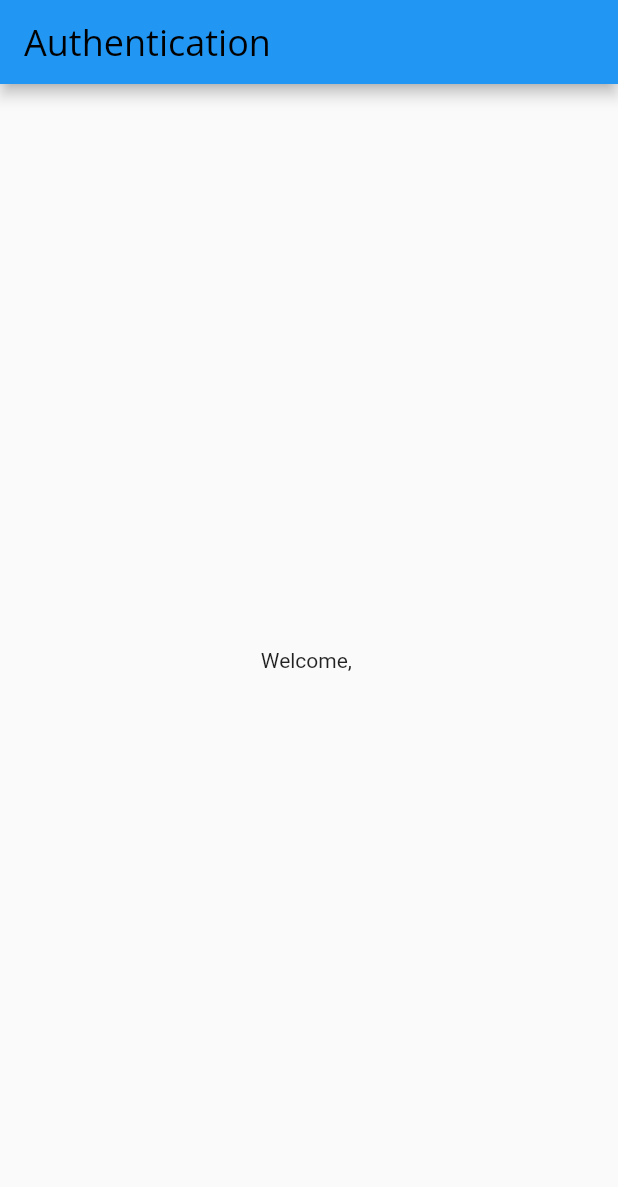
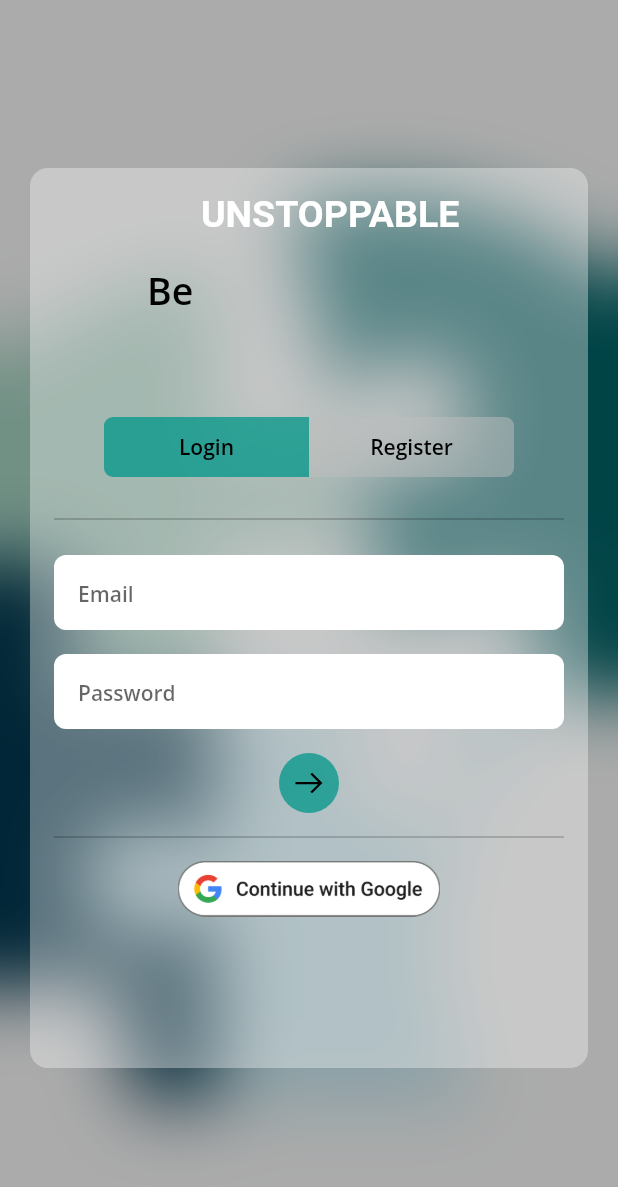
Before and after one commit to asifbabur/Advanced_Notes_App, a Flutter app: the AuthPage screen opened by its route, on a phone screen of 412 x 824 dp. Shown: the top 1187 px of the screen. Run offline on Flutter 3.47's test engine with Material 3 defaults, Android fonts, the phone set to English and light mode, and no system bars; drawn by our look-alikes of animated_text_kit, flutter_platform_widgets; our stand-ins replace cloud_firestore, firebase_analytics, firebase_auth, firebase_core, flutter_riverpod, freezed_annotation and 9 more; accounts and stored records are empty; generated files the repository leaves out were written again.

Commit message:
Add new image asset and update dependencies; refactor widget imports and enhance MyTextFormField styling

```diff
--- a/lib/common/my_textformfield.dart
+++ b/lib/common/my_textformfield.dart
@@ -33,8 +33,13 @@ class MyTextFormField extends StatelessWidget {
       maxLines: maxLines,
       style: GoogleFonts.openSans(fontSize: 16, color: Colors.black),
       decoration: InputDecoration(
+        fillColor: Colors.white,
+        filled: true,
         hintText: hintText,
-        hintStyle: GoogleFonts.openSans(fontSize: 14, color: Colors.grey[600]),
+        hintStyle: GoogleFonts.openSans(
+          fontSize: 14,
+          fontWeight: FontWeight.w600,
+        ),
         prefixIcon:
             prefixIcon != null ? Icon(prefixIcon, color: Colors.grey) : null,
         contentPadding: const EdgeInsets.symmetric(
@@ -43,15 +48,16 @@ class MyTextFormField extends StatelessWidget {
         ),
         border: OutlineInputBorder(
           borderRadius: BorderRadius.circular(8),
-          borderSide: const BorderSide(color: Colors.grey),
+          // borderSide: const BorderSide(color: Colors.grey),
         ),
         enabledBorder: OutlineInputBorder(
           borderRadius: BorderRadius.circular(8),
-          borderSide: const BorderSide(color: Colors.grey),
+          borderSide: BorderSide.none,
+          // borderSide: const BorderSide(color: Colors.grey),
         ),
         focusedBorder: OutlineInputBorder(
           borderRadius: BorderRadius.circular(8),
-          borderSide: const BorderSide(color: Colors.blue),
+          borderSide: const BorderSide(color: Colors.black),
         ),
         errorBorder: OutlineInputBorder(
           borderRadius: BorderRadius.circular(8),
--- a/lib/feautures/auth/presentation/pages/auth_page.dart
+++ b/lib/feautures/auth/presentation/pages/auth_page.dart
@@ -1,9 +1,15 @@
+import 'dart:async';
+import 'dart:ui';
+import 'package:animated_text_kit/animated_text_kit.dart';
+
 import 'package:firebase_analytics/firebase_analytics.dart';
 import 'package:flutter/material.dart';
 import 'package:flutter_riverpod/flutter_riverpod.dart';
+import 'package:google_fonts/google_fonts.dart';
 import 'package:my_notes_flutter/common/my_button.dart';
 import 'package:my_notes_flutter/common/my_text.dart';
 import 'package:my_notes_flutter/common/my_textformfield.dart';
+import 'package:line_icons/line_icons.dart';
 import 'package:my_notes_flutter/core/constants.dart';
 import '../providers/auth_provider.dart';
 
@@ -16,114 +22,176 @@ class AuthPage extends ConsumerStatefulWidget {
   _AuthPageState createState() => _AuthPageState();
 }
 
-class _AuthPageState extends ConsumerState<AuthPage> {
+class _AuthPageState extends ConsumerState<AuthPage>
+    with SingleTickerProviderStateMixin {
   bool isLogin = true;
+  bool isLoading = false;
+
   @override
   void initState() {
-    // TODO: implement initState
     super.initState();
-
     FirebaseAnalytics.instance.logScreenView(screenName: 'Auth Page!');
   }
 
   @override
   Widget build(BuildContext context) {
-    final authStateAsync = ref.watch(authStateProvider);
-
     return Scaffold(
-      appBar: AppBar(title: const MyText('Authentication', fontSize: 24)),
-      body: authStateAsync.when(
-        data: (user) {
-          if (user != null) {
-            return Center(child: Text('Welcome, ${user.displayName}'));
-          } else {
-            return isLogin
-                ? _buildLoginForm(context, ref)
-                : _buildRegisterForm(context, ref);
-          }
-        },
-        loading: () => const Center(child: CircularProgressIndicator()),
-        error: (e, stack) => Center(child: Text('Error: $e')),
+      body: Stack(
+        children: [
+          Positioned.fill(
+            child: Container(
+              decoration: BoxDecoration(
+                image: DecorationImage(
+                  image: AssetImage('assets/images/notes_2.jpeg'),
+                  fit: BoxFit.cover,
                 ),
-    );
-  }
-
-  Widget _buildLoginForm(BuildContext context, WidgetRef ref) {
-    final emailController = TextEditingController();
-    final passwordController = TextEditingController();
-    return Padding(
-      padding: const EdgeInsets.all(16.0),
+              ),
+              child: BackdropFilter(
+                blendMode: BlendMode.srcIn,
+                filter: ImageFilter.blur(sigmaX: 25, sigmaY: 25),
+                child: Container(
+                  decoration: BoxDecoration(
+                    color: Colors.black12.withValues(alpha: .33),
+                  ),
+                ),
+              ),
+            ),
+          ),
+          Center(
+            child: Container(
+              height: 600,
+              padding: EdgeInsets.all(16),
+              margin: EdgeInsets.symmetric(horizontal: 20),
+              decoration: BoxDecoration(
+                color: Colors.white.withValues(alpha: .35),
+                borderRadius: BorderRadius.circular(12),
+              ),
               child: Column(
+                mainAxisSize: MainAxisSize.min,
                 children: [
-          MyTextFormField(hintText: 'Email', controller: emailController),
-          16.height,
-          MyTextFormField(
-            hintText: 'Password',
-            controller: passwordController,
-            obscureText: true,
+                  SizedBox(
+                    width: 250, // Adjust this width based on the longest word
+                    child: Row(
+                      mainAxisAlignment:
+                          MainAxisAlignment
+                              .center, // Ensures "Be" stays at the left
+                      children: <Widget>[
+                        MyText(
+                          'Be',
+                          fontSize: 25.0,
+                          fontWeight: FontWeight.w600,
                         ),
-          16.height,
-          MyButton(
-            icon: Icon(Icons.email, color: Colors.white),
-            text: 'Sign In with Email',
-            onPressed: () async {
-              try {
-                await ref
-                    .read(authControllerProvider.notifier)
-                    .signInWithEmail(
-                      emailController.text,
-                      passwordController.text,
-                    );
-              } catch (e, stack) {
-                FirebaseAnalytics.instance.logEvent(
-                  name: 'exception',
-                  parameters: {
-                    'error': e.toString(),
-                    'stack': stack.toString(),
-                  },
-                );
-                ScaffoldMessenger.of(
-                  context,
-                ).showSnackBar(SnackBar(content: Text('Sign in failed: $e')));
-              }
+                        SizedBox(width: 5),
+                        SizedBox(
+                          width: 180,
+                          height: 130, // Set a fixed width to prevent shifting
+                          child: DefaultTextStyle(
+                            softWrap: true,
+                            textAlign: TextAlign.left,
+                            textHeightBehavior: TextHeightBehavior(
+                              applyHeightToFirstAscent: false,
+                            ),
+                            style: GoogleFonts.aDLaMDisplay(
+                              fontSize: 25,
+                              fontWeight: FontWeight.w600,
+                            ),
+                            child: AnimatedTextKit(
+                              repeatForever: true,
+                              animatedTexts: [
+                                RotateAnimatedText(
+                                  'UNSTOPPABLE',
+                                  rotateOut: true,
+                                ),
+                                RotateAnimatedText(
+                                  'PRODUCTIVE',
+                                  rotateOut: true,
+                                ),
+                                RotateAnimatedText(
+                                  'INNOVATIVE',
+                                  rotateOut: true,
+                                ),
+                              ],
+                              onTap: () {
+                                print("Tap Event");
                               },
                             ),
-          8.height,
-          MyButton(
-            icon: Image.asset(
-              'assets/images/google_icon.png',
-              fit: BoxFit.contain,
                           ),
-            text: 'Sign In with Google',
-            onPressed: () async {
-              try {
-                await ref
-                    .read(authControllerProvider.notifier)
-                    .signInWithGoogle();
-              } catch (e, stack) {
-                FirebaseAnalytics.instance.logEvent(
-                  name: 'exception',
-                  parameters: {
-                    'error': e.toString(),
-                    'stack': stack.toString(),
-                  },
-                );
-                ScaffoldMessenger.of(context).showSnackBar(
-                  SnackBar(content: Text('Google sign in failed: $e')),
-                );
-              }
+                        ),
+                      ],
+                    ),
+                  ),
+
+                  16.height,
+                  SegmentedButton<int>(
+                    showSelectedIcon: false,
+                    style: SegmentedButton.styleFrom(
+                      side: BorderSide.none,
+                      padding: EdgeInsets.zero,
+                      backgroundColor: Colors.grey.shade400.withValues(
+                        alpha: .5,
+                      ),
+                      foregroundColor: Colors.grey,
+                      selectedForegroundColor: Colors.black,
+                      selectedBackgroundColor: Colors.teal.withValues(
+                        alpha: .75,
+                      ),
+                      shape: RoundedRectangleBorder(
+                        side: BorderSide.none,
+                        borderRadius: BorderRadius.circular(6.0),
+                      ),
+                    ),
+                    segments: const <ButtonSegment<int>>[
+                      ButtonSegment<int>(
+                        value: 0,
+                        label: Padding(
+                          padding: EdgeInsets.symmetric(horizontal: 50.0),
+                          child: MyText('Login', fontWeight: FontWeight.w600),
+                        ),
+                      ),
+                      ButtonSegment<int>(
+                        value: 1,
+                        label: MyText('Register', fontWeight: FontWeight.w600),
+                      ),
+                    ],
+                    selected: {isLogin ? 0 : 1},
+                    onSelectionChanged: (Set<int> newSelection) {
+                      setState(() {
+                        isLogin = newSelection.first == 0;
+                      });
                     },
                   ),
                   16.height,
-          GestureDetector(
-            onTap: () {
-              setState(() {
-                isLogin = false;
-              });
+                  Divider(color: Colors.black.withValues(alpha: .35)),
+                  16.height,
+                  AnimatedSwitcher(
+                    duration: Duration(milliseconds: 350),
+                    transitionBuilder: (
+                      Widget child,
+                      Animation<double> animation,
+                    ) {
+                      return FadeTransition(
+                        opacity: animation,
+                        child: SlideTransition(
+                          position: Tween<Offset>(
+                            begin: Offset(1, .1),
+                            end: Offset.zero,
+                          ).animate(
+                            CurvedAnimation(
+                              parent: animation,
+                              curve: Curves.easeInCubic,
+                            ),
+                          ),
+                          child: child,
+                        ),
+                      );
                     },
-            child: Text(
-              'New member? Register',
-              style: TextStyle(color: Colors.blue),
+                    child:
+                        isLogin
+                            ? _buildLoginForm(context, ref)
+                            : _buildRegisterForm(context, ref),
+                  ),
+                ],
+              ),
             ),
           ),
         ],
@@ -131,73 +199,122 @@ class _AuthPageState extends ConsumerState<AuthPage> {
     );
   }
 
-  Widget _buildRegisterForm(BuildContext context, WidgetRef ref) {
-    final emailController = TextEditingController();
-    final passwordController = TextEditingController();
-    final confirmPasswordController = TextEditingController();
-    return Padding(
-      padding: const EdgeInsets.all(16.0),
-      child: Column(
+  Widget _buildLoginForm(BuildContext context, WidgetRef ref) {
+    final emailTextController = TextEditingController();
+    final passwordTextController = TextEditingController();
+    return Column(
+      key: ValueKey('login_form'),
       children: [
-          MyTextFormField(hintText: 'Email', controller: emailController),
-          16.height,
+        MyTextFormField(hintText: 'Email', controller: emailTextController),
+        SizedBox(height: 16),
         MyTextFormField(
           hintText: 'Password',
-            controller: passwordController,
           obscureText: true,
+          controller: passwordTextController,
         ),
-          16.height,
-          MyTextFormField(
-            hintText: 'Confirm Password',
-            controller: confirmPasswordController,
-            obscureText: true,
+        SizedBox(height: 16),
+        GestureDetector(
+          child: Container(
+            padding: EdgeInsets.all(8),
+            decoration: BoxDecoration(
+              color: Colors.teal.withValues(alpha: .75),
+              shape: BoxShape.circle,
             ),
-          16.height,
-          MyButton(
-            icon: Icon(Icons.email, color: Colors.white),
-            text: 'Register with Email',
-            onPressed: () async {
-              if (passwordController.text != confirmPasswordController.text) {
-                ScaffoldMessenger.of(context).showSnackBar(
-                  SnackBar(content: Text('Passwords do not match')),
+            child:
+                isLoading
+                    ? CircularProgressIndicator.adaptive()
+                    : Icon(LineIcons.arrowRight, color: Colors.black),
+          ),
+          // text: 'Sign In with Email',
+          onTap: () async {
+            setState(() => isLoading = true);
+            await Future.delayed(Duration(seconds: 2));
+            ref
+                .read(authControllerProvider.notifier)
+                .signInWithEmail(
+                  emailTextController.text,
+                  passwordTextController.text,
                 );
-                return;
+            setState(() => isLoading = false);
+          },
+        ),
+        SizedBox(height: 8),
+        _buildGoogleSignInButton(ref),
+      ],
+    );
   }
-              try {
-                await ref
+
+  Widget _buildRegisterForm(BuildContext context, WidgetRef ref) {
+    final emailTextController = TextEditingController();
+    final passwordTextController = TextEditingController();
+    return Column(
+      key: ValueKey('register_form'),
+      children: [
+        MyTextFormField(hintText: 'Email'),
+        SizedBox(height: 16),
+        MyTextFormField(hintText: 'Password', obscureText: true),
+        SizedBox(height: 16),
+        MyTextFormField(hintText: 'Confirm Password', obscureText: true),
+        SizedBox(height: 16),
+        GestureDetector(
+          child: Container(
+            padding: EdgeInsets.all(8),
+            decoration: BoxDecoration(
+              color: Colors.teal.withValues(alpha: .75),
+              shape: BoxShape.circle,
+            ),
+            child:
+                isLoading
+                    ? CircularProgressIndicator.adaptive()
+                    : Icon(LineIcons.arrowRight, color: Colors.black),
+          ),
+          // text: 'Sign In with Email',
+          onTap: () async {
+            setState(() => isLoading = true);
+            await Future.delayed(Duration(seconds: 2));
+            ref
                 .read(authControllerProvider.notifier)
                 .registerWithEmail(
-                      emailController.text,
-                      passwordController.text,
+                  emailTextController.text,
+                  passwordTextController.text,
                 );
-              } catch (e, stack) {
-                FirebaseAnalytics.instance.logEvent(
-                  name: 'exception',
-                  parameters: {
-                    'error': e.toString(),
-                    'stack': stack.toString(),
+            setState(() => isLoading = false);
           },
-                );
-                ScaffoldMessenger.of(context).showSnackBar(
-                  SnackBar(content: Text('Registration failed: $e')),
+        ),
+
+        SizedBox(height: 8),
+        isLoading
+            ? CircularProgressIndicator.adaptive()
+            : _buildGoogleSignInButton(ref),
+      ],
     );
   }
+
+  Widget _buildGoogleSignInButton(WidgetRef ref) {
+    return Column(
+      children: [
+        Divider(color: Colors.black.withValues(alpha: .35)),
+
+        SizedBox(height: 8),
+        GestureDetector(
+          onTap: () async {
+            setState(() => isLoading = true);
+            await Future.delayed(Duration(seconds: 2));
+            ref.read(authControllerProvider.notifier).signInWithGoogle();
+            setState(() => isLoading = false);
           },
+          child:
+              isLoading
+                  ? CircularProgressIndicator.adaptive()
+                  : SizedBox(
+                    width: 175,
+                    child: Image.asset(
+                      'assets/images/ctn_with_google.png',
+                      fit: BoxFit.cover,
                     ),
-          16.height,
-          GestureDetector(
-            onTap: () {
-              setState(() {
-                isLogin = true;
-              });
-            },
-            child: Text(
-              'Already have an account? Login',
-              style: TextStyle(color: Colors.blue),
                   ),
         ),
       ],
-      ),
     );
   }
 }
--- a/lib/feautures/home/presentation/widgets/no_notes_widget.dart
+++ b/lib/feautures/home/presentation/widgets/no_notes_widget.dart
@@ -1,6 +1,4 @@
-import 'package:flutter/cupertino.dart';
 import 'package:flutter/material.dart';
-import 'package:flutter_platform_widgets/flutter_platform_widgets.dart';
 import 'package:flutter_riverpod/flutter_riverpod.dart';
 import 'package:go_router/go_router.dart';
 import 'package:line_icons/line_icons.dart';
--- a/lib/feautures/home/presentation/widgets/profile_header.dart
+++ b/lib/feautures/home/presentation/widgets/profile_header.dart
@@ -1,4 +1,3 @@
-import 'package:flutter/cupertino.dart';
 import 'package:flutter/material.dart';
 import 'package:flutter_riverpod/flutter_riverpod.dart';
 import 'package:line_icons/line_icons.dart';
--- a/pubspec.yaml
+++ b/pubspec.yaml
@@ -27,6 +27,7 @@ dependencies:
   google_nav_bar: ^5.0.7
   line_icons: ^2.0.3
   flutter_platform_widgets: ^8.0.0
+  animated_text_kit: ^4.2.3
 
 dev_dependencies:
   flutter_test:
```
Also changed, not shown: assets/images/ctn_with_google.png (added). Lines whose indentation alone changed are shown as unchanged.
